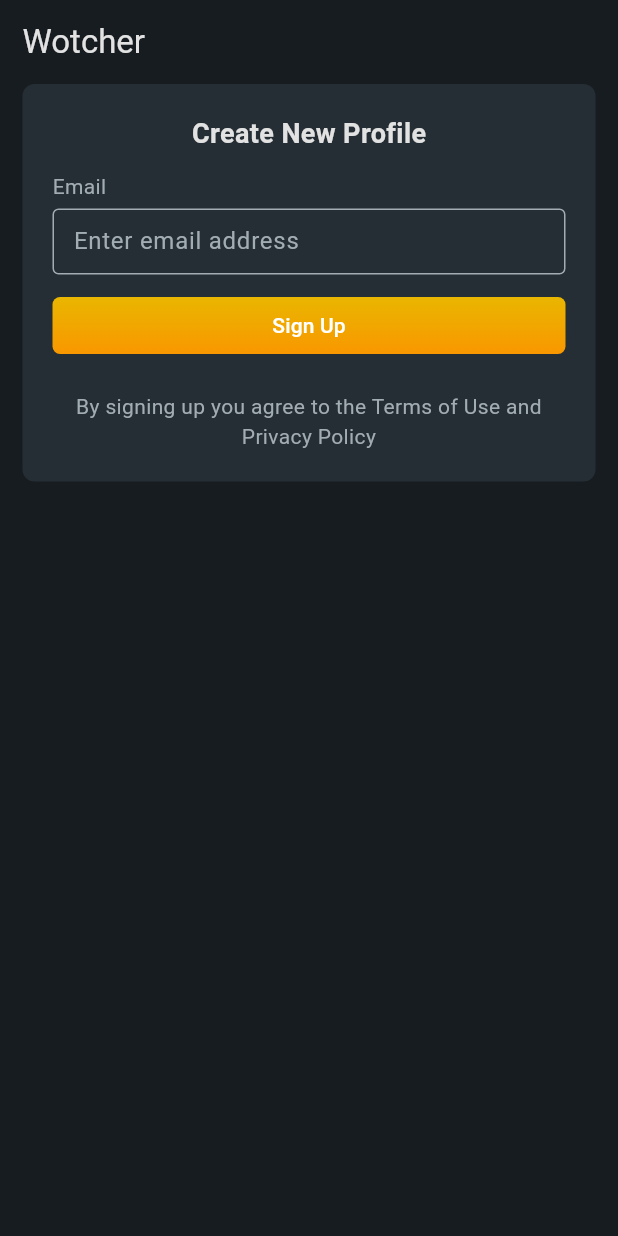
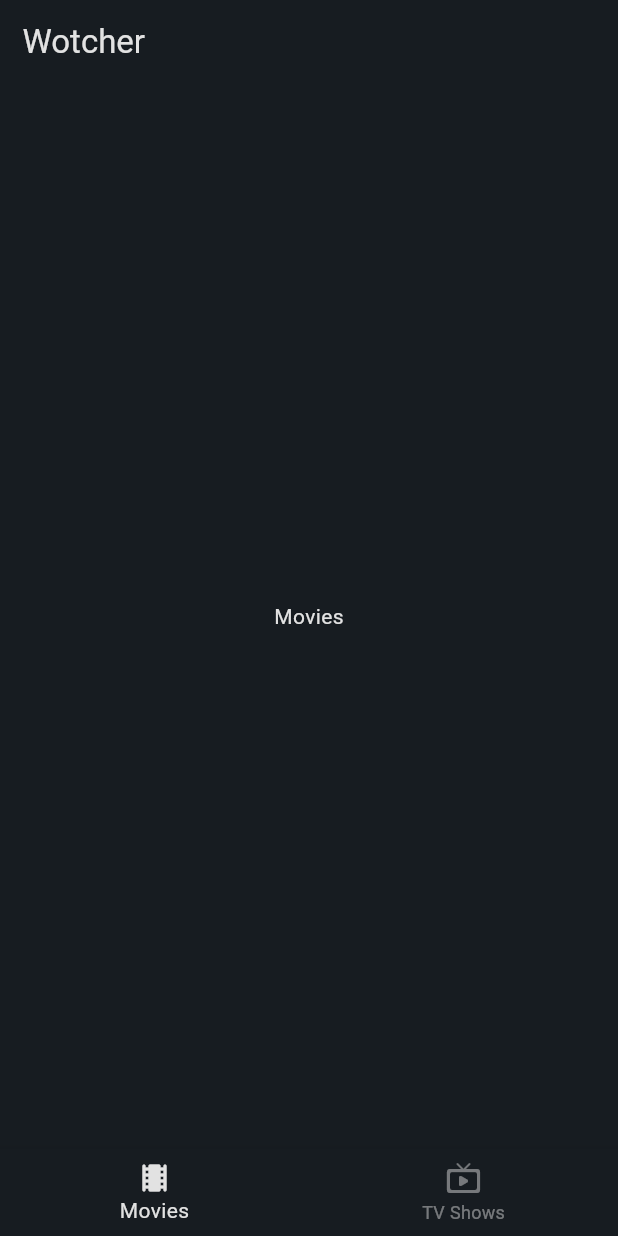
Before and after one commit to IsmayiI/wotcher, a Flutter app: the screen it shows after launch, on a phone screen of 412 x 824 dp. Run offline on Flutter 3.47's test engine with Material 3 defaults, Android fonts, the phone set to English and light mode, and no system bars.

Commit message:
add main screen

```diff
--- a/lib/main.dart
+++ b/lib/main.dart
@@ -1,5 +1,7 @@
 import 'package:flutter/material.dart';
-import 'package:wotcher/widgets/auth/auth_widget.dart';
+import 'package:wotcher/theme/app_colors.dart';
+import 'package:wotcher/widgets/auth/auth_screen.dart';
+import 'package:wotcher/widgets/main/main_screen.dart';
 
 void main() {
   runApp(const MainApp());
@@ -10,6 +12,34 @@ class MainApp extends StatelessWidget {
 
   @override
   Widget build(BuildContext context) {
-    return MaterialApp(debugShowCheckedModeBanner: false, home: AuthWidget());
+    return MaterialApp(
+      debugShowCheckedModeBanner: false,
+      theme: ThemeData(
+        textTheme: const TextTheme(
+          bodyLarge: TextStyle(color: AppColors.foreground),
+          bodyMedium: TextStyle(color: AppColors.foreground),
+          bodySmall: TextStyle(color: AppColors.foreground),
+          titleLarge: TextStyle(color: AppColors.foreground),
+          titleMedium: TextStyle(color: AppColors.foreground),
+          titleSmall: TextStyle(color: AppColors.foreground),
+          labelLarge: TextStyle(color: AppColors.foreground),
+          labelMedium: TextStyle(color: AppColors.foreground),
+          labelSmall: TextStyle(color: AppColors.foreground),
+        ),
+        scaffoldBackgroundColor: AppColors.background,
+        appBarTheme: const AppBarTheme(
+          backgroundColor: AppColors.background,
+          foregroundColor: AppColors.foreground,
+          titleSpacing: 15,
+        ),
+        bottomNavigationBarTheme: BottomNavigationBarThemeData(
+          backgroundColor: AppColors.background,
+          selectedItemColor: AppColors.foreground,
+          unselectedItemColor: AppColors.foreground.withAlpha(120),
+        ),
+      ),
+      routes: {'/auth': (_) => AuthScreen(), '/main': (_) => MainScreen()},
+      initialRoute: '/main',
+    );
   }
 }
--- /dev/null
+++ b/lib/theme/app_colors.dart
@@ -0,0 +1,6 @@
+import 'package:flutter/material.dart';
+
+abstract class AppColors {
+  static const background = Color(0xFF171C21);
+  static const foreground = Color(0xFFE2E2E2);
+}
--- a/lib/widgets/auth/auth_widget.dart
+++ b/lib/widgets/auth/auth_screen.dart
@@ -1,18 +1,13 @@
 import 'package:flutter/material.dart';
+import 'package:wotcher/theme/app_colors.dart';
 
-class AuthWidget extends StatelessWidget {
-  const AuthWidget({super.key});
+class AuthScreen extends StatelessWidget {
+  const AuthScreen({super.key});
 
   @override
   Widget build(BuildContext context) {
     return Scaffold(
-      backgroundColor: const Color(0xFF171C21),
-      appBar: AppBar(
-        title: Text('Wotcher'),
-        backgroundColor: const Color(0xFF171C21),
-        foregroundColor: Color(0xFFE2E2E2),
-        titleSpacing: 15,
-      ),
+      appBar: AppBar(title: Text('Wotcher')),
       body: _Form(),
     );
   }
@@ -32,6 +27,7 @@ class _FormState extends State<_Form> {
   void auth() {
     if (_emailController.text == 'opa') {
       _errorMessage = null;
+      Navigator.pushReplacementNamed(context, '/main');
     } else {
       _errorMessage = 'Email invalid';
     }
@@ -129,7 +125,7 @@ class _FormTitle extends StatelessWidget {
     return Text(
       'Create New Profile',
       style: TextStyle(
-        color: Color(0xFFE2E2E2),
+        color: AppColors.foreground,
         fontSize: 18,
         fontWeight: FontWeight.w700,
       ),
--- /dev/null
+++ b/lib/widgets/main/main_screen.dart
@@ -0,0 +1,45 @@
+import 'package:flutter/material.dart';
+
+class MainScreen extends StatefulWidget {
+  const MainScreen({super.key});
+
+  @override
+  State<MainScreen> createState() => _MainScreenState();
+}
+
+class _MainScreenState extends State<MainScreen> {
+  int _selectedIndex = 0;
+
+  final List<Widget> _widgetOptions = <Widget>[
+    Text('Movies'),
+    Text('TV Shows'),
+  ];
+
+  void _onSelectItem(int index) {
+    setState(() {
+      _selectedIndex = index;
+    });
+  }
+
+  @override
+  Widget build(BuildContext context) {
+    return Scaffold(
+      appBar: AppBar(title: Text('Wotcher')),
+      body: Center(child: _widgetOptions[_selectedIndex]),
+      bottomNavigationBar: BottomNavigationBar(
+        currentIndex: _selectedIndex,
+        items: [
+          BottomNavigationBarItem(
+            icon: Icon(Icons.local_movies_rounded),
+            label: 'Movies',
+          ),
+          BottomNavigationBarItem(
+            icon: Icon(Icons.live_tv_rounded),
+            label: 'TV Shows',
+          ),
+        ],
+        onTap: _onSelectItem,
+      ),
+    );
+  }
+}
```
